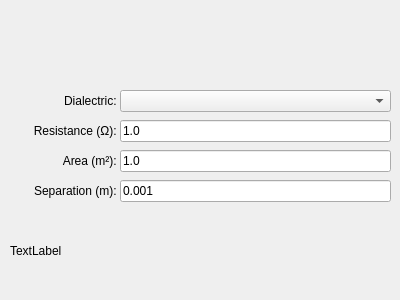
First picture: the form in designer_windows/capacitordesigner.ui, repository QuakeIV/pax-interitus, before the edit.
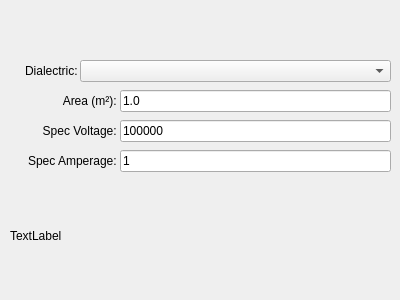
Second picture: the form after the edit.

Patch:
```diff
--- a/designer_windows/capacitordesigner.ui
+++ b/designer_windows/capacitordesigner.ui
@@ -34,9 +34,9 @@
   <widget class="QComboBox" name="dialectric">
    <property name="geometry">
     <rect>
-     <x>120</x>
-     <y>90</y>
-     <width>271</width>
+     <x>80</x>
+     <y>60</y>
+     <width>311</width>
      <height>22</height>
     </rect>
    </property>
@@ -45,8 +45,8 @@
    <property name="geometry">
     <rect>
      <x>10</x>
-     <y>90</y>
-     <width>110</width>
+     <y>60</y>
+     <width>71</width>
      <height>21</height>
     </rect>
    </property>
@@ -57,43 +57,11 @@
     <set>Qt::AlignRight|Qt::AlignTrailing|Qt::AlignVCenter</set>
    </property>
   </widget>
-  <widget class="QLineEdit" name="resistance_edit">
-   <property name="geometry">
-    <rect>
-     <x>120</x>
-     <y>120</y>
-     <width>271</width>
-     <height>22</height>
-    </rect>
-   </property>
-   <property name="inputMethodHints">
-    <set>Qt::ImhNone</set>
-   </property>
-   <property name="text">
-    <string>1.0</string>
-   </property>
-  </widget>
-  <widget class="QLabel" name="label_2">
-   <property name="geometry">
-    <rect>
-     <x>0</x>
-     <y>120</y>
-     <width>120</width>
-     <height>21</height>
-    </rect>
-   </property>
-   <property name="text">
-    <string>Resistance (Ω): </string>
-   </property>
-   <property name="alignment">
-    <set>Qt::AlignRight|Qt::AlignTrailing|Qt::AlignVCenter</set>
-   </property>
-  </widget>
   <widget class="QLabel" name="label_3">
    <property name="geometry">
     <rect>
      <x>10</x>
-     <y>150</y>
+     <y>90</y>
      <width>110</width>
      <height>21</height>
     </rect>
@@ -109,7 +77,7 @@
    <property name="geometry">
     <rect>
      <x>120</x>
-     <y>150</y>
+     <y>90</y>
      <width>271</width>
      <height>22</height>
     </rect>
@@ -121,54 +89,89 @@
     <string>1.0</string>
    </property>
   </widget>
-  <widget class="QLabel" name="label_4">
-   <property name="geometry">
-    <rect>
-     <x>10</x>
-     <y>180</y>
-     <width>110</width>
-     <height>21</height>
-    </rect>
-   </property>
-   <property name="inputMethodHints">
-    <set>Qt::ImhNone</set>
-   </property>
-   <property name="text">
-    <string>Separation (m): </string>
-   </property>
-   <property name="alignment">
-    <set>Qt::AlignRight|Qt::AlignTrailing|Qt::AlignVCenter</set>
-   </property>
-  </widget>
-  <widget class="QLineEdit" name="separation_edit">
-   <property name="geometry">
-    <rect>
-     <x>120</x>
-     <y>180</y>
-     <width>271</width>
-     <height>22</height>
-    </rect>
-   </property>
-   <property name="inputMethodHints">
-    <set>Qt::ImhNone</set>
-   </property>
-   <property name="text">
-    <string>0.001</string>
-   </property>
-  </widget>
   <widget class="QLabel" name="details">
    <property name="geometry">
     <rect>
      <x>10</x>
-     <y>210</y>
+     <y>180</y>
      <width>381</width>
-     <height>81</height>
+     <height>111</height>
     </rect>
    </property>
    <property name="text">
     <string>TextLabel</string>
    </property>
   </widget>
+  <widget class="QLabel" name="label_5">
+   <property name="geometry">
+    <rect>
+     <x>10</x>
+     <y>120</y>
+     <width>110</width>
+     <height>21</height>
+    </rect>
+   </property>
+   <property name="inputMethodHints">
+    <set>Qt::ImhNone</set>
+   </property>
+   <property name="text">
+    <string>Spec Voltage: </string>
+   </property>
+   <property name="alignment">
+    <set>Qt::AlignRight|Qt::AlignTrailing|Qt::AlignVCenter</set>
+   </property>
+  </widget>
+  <widget class="QLineEdit" name="voltage_edit">
+   <property name="geometry">
+    <rect>
+     <x>120</x>
+     <y>120</y>
+     <width>271</width>
+     <height>22</height>
+    </rect>
+   </property>
+   <property name="inputMethodHints">
+    <set>Qt::ImhNone</set>
+   </property>
+   <property name="text">
+    <string>100000</string>
+   </property>
+  </widget>
+  <widget class="QLineEdit" name="amperage_edit">
+   <property name="geometry">
+    <rect>
+     <x>120</x>
+     <y>150</y>
+     <width>271</width>
+     <height>22</height>
+    </rect>
+   </property>
+   <property name="inputMethodHints">
+    <set>Qt::ImhNone</set>
+   </property>
+   <property name="text">
+    <string>1</string>
+   </property>
+  </widget>
+  <widget class="QLabel" name="label_6">
+   <property name="geometry">
+    <rect>
+     <x>10</x>
+     <y>150</y>
+     <width>110</width>
+     <height>21</height>
+    </rect>
+   </property>
+   <property name="inputMethodHints">
+    <set>Qt::ImhNone</set>
+   </property>
+   <property name="text">
+    <string>Spec Amperage: </string>
+   </property>
+   <property name="alignment">
+    <set>Qt::AlignRight|Qt::AlignTrailing|Qt::AlignVCenter</set>
+   </property>
+  </widget>
  </widget>
  <resources/>
  <connections/>
```
